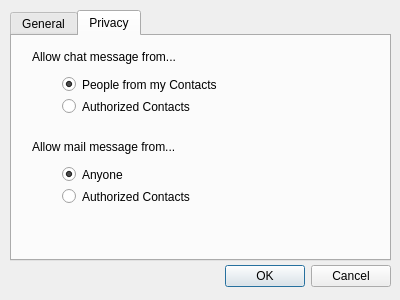
The window that Options/OptionsDialog.ui (InvictusInnovations/keyhotee) describes before a commit, drawn with Qt 5.
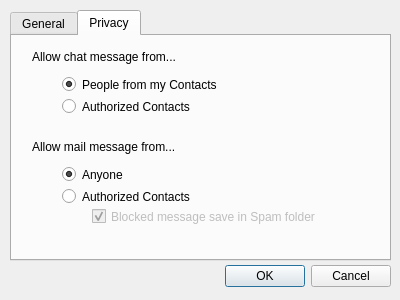
The same window after the commit. The open tabs and pages were chosen to show the change.

Commit message: [GS] Added option to enable and disable write spam

The edit to the form file:
```diff
--- a/Options/OptionsDialog.ui
+++ b/Options/OptionsDialog.ui
@@ -198,6 +198,25 @@
       <string notr="true">allow_mail</string>
      </attribute>
     </widget>
+    <widget class="QCheckBox" name="save_spam">
+     <property name="enabled">
+      <bool>false</bool>
+     </property>
+     <property name="geometry">
+      <rect>
+       <x>80</x>
+       <y>170</y>
+       <width>251</width>
+       <height>21</height>
+      </rect>
+     </property>
+     <property name="text">
+      <string>Blocked message save in Spam folder</string>
+     </property>
+     <property name="checked">
+      <bool>true</bool>
+     </property>
+    </widget>
    </widget>
   </widget>
  </widget>
```
Left out of the diff: 20 changed lines with no effect on the pictures. The commit also changes 3 other files.
